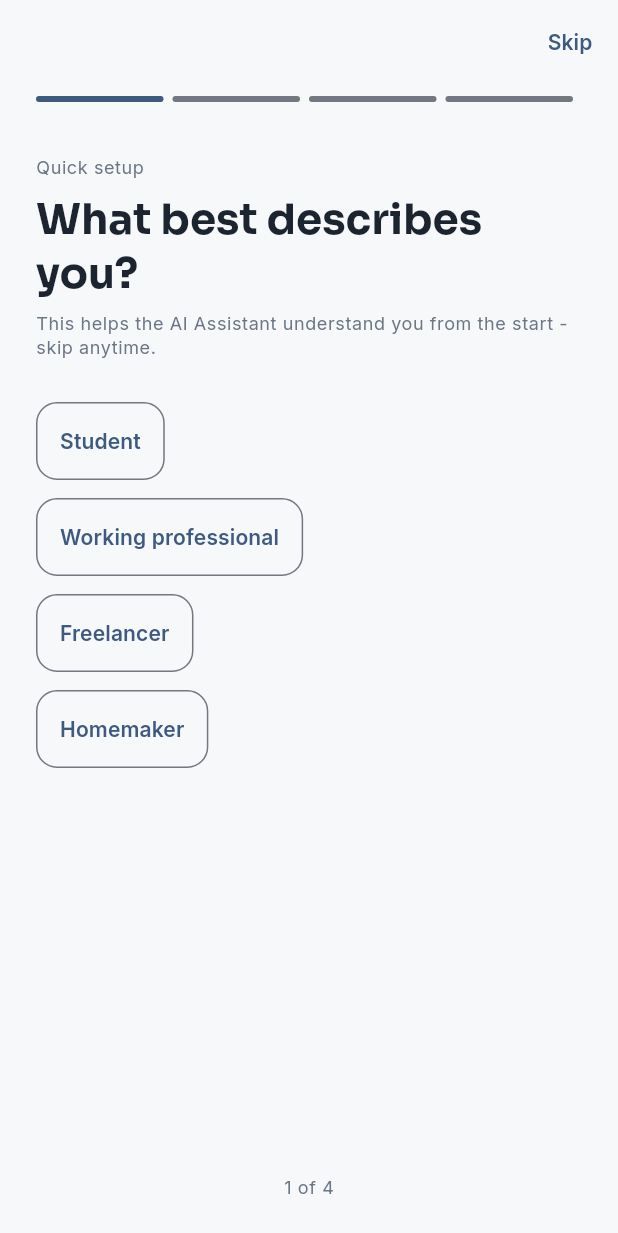
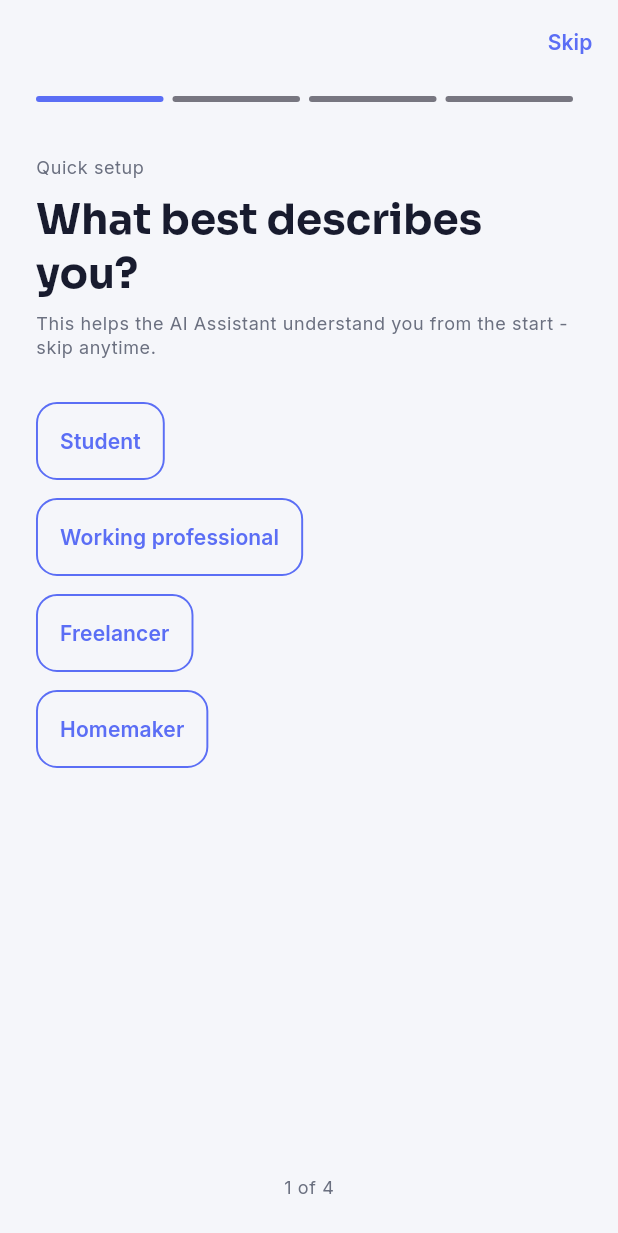
Before and after one commit to rehanmalek786/Ai-Life-Organizer, a Flutter app: the screen it shows once a user with an empty profile is signed in, on a phone screen of 412 x 824 dp. Shown: the top 1233 px of the screen. Run offline on Flutter 3.47's test engine with Material 3 defaults, Android fonts, the phone set to English and light mode, and no system bars; our stand-ins replace cloud_firestore, firebase_auth, firebase_core, fl_chart, flutter_local_notifications, flutter_secure_storage and 7 more; accounts and stored records are empty.

Commit message:
Refine color palette and update theme styles
Updated color palette and theme styles for better visual appeal and consistency. Adjusted primary, accent, and background colors along with button and card themes.

```diff
--- a/lib/theme/app_theme.dart
+++ b/lib/theme/app_theme.dart
@@ -3,33 +3,35 @@ import 'package:google_fonts/google_fonts.dart';
 
 /// Central design tokens for AI Life Organizer.
 ///
-/// Palette is a calm slate-blue paired with a warm coral accent -
-/// deliberately not the generic "purple Material default" or the
-/// cream+terracotta look that AI-generated apps tend to default to.
+/// A more refined, premium palette: vibrant indigo primary with a warm
+/// coral accent. Dark mode uses layered surface tones (not just one flat
+/// dark color) plus subtle borders instead of shadows, since shadows barely
+/// read on dark backgrounds - this is what was making the app feel flat.
 class AppColors {
   AppColors._();
 
-  static const Color primary = Color(0xFF3D5A80);
-  static const Color primaryLight = Color(0xFF6E88A8);
-  static const Color primaryDark = Color(0xFF27374F);
+  static const Color primary = Color(0xFF5B6EF5);
+  static const Color primaryLight = Color(0xFF8B97FF);
+  static const Color primaryDark = Color(0xFF3B47B8);
 
-  static const Color accent = Color(0xFFEE6C4D);
-  static const Color accentLight = Color(0xFFF4977E);
+  static const Color accent = Color(0xFFFF7A5C);
+  static const Color accentLight = Color(0xFFFFA084);
 
-  static const Color success = Color(0xFF52B788);
-  static const Color priorityHigh = Color(0xFFEE6C4D);
-  static const Color priorityMedium = Color(0xFFF4A259);
-  static const Color priorityLow = Color(0xFF61A5C2);
+  static const Color success = Color(0xFF3DD68C);
+  static const Color priorityHigh = Color(0xFFFF5470);
+  static const Color priorityMedium = Color(0xFFFFB648);
+  static const Color priorityLow = Color(0xFF4EC5E0);
 
-  static const Color bgLight = Color(0xFFF7F8FA);
+  static const Color bgLight = Color(0xFFF5F6FA);
   static const Color surfaceLight = Color(0xFFFFFFFF);
-  static const Color textLight = Color(0xFF1C2430);
-  static const Color subtleLight = Color(0xFF6B7686);
+  static const Color textLight = Color(0xFF181B2E);
+  static const Color subtleLight = Color(0xFF6B7080);
 
-  static const Color bgDark = Color(0xFF10131A);
-  static const Color surfaceDark = Color(0xFF1B1F2A);
-  static const Color textDark = Color(0xFFE8EAF0);
-  static const Color subtleDark = Color(0xFF9AA3B2);
+  static const Color bgDark = Color(0xFF0E1016);
+  static const Color surfaceDark = Color(0xFF1A1D2B);
+  static const Color surfaceDarkElevated = Color(0xFF242A42);
+  static const Color textDark = Color(0xFFF0F1F8);
+  static const Color subtleDark = Color(0xFFA0A4B8);
 }
 
 class AppTheme {
@@ -73,32 +75,56 @@ class AppTheme {
       ),
       cardTheme: CardThemeData(
         color: AppColors.surfaceLight,
-        elevation: 0,
+        elevation: 1.5,
+        shadowColor: Colors.black.withValues(alpha: 0.08),
+        surfaceTintColor: Colors.transparent,
         shape: RoundedRectangleBorder(borderRadius: BorderRadius.circular(18)),
         margin: EdgeInsets.zero,
       ),
       inputDecorationTheme: InputDecorationTheme(
         filled: true,
-        fillColor: AppColors.surfaceLight,
-        border: OutlineInputBorder(borderRadius: BorderRadius.circular(14), borderSide: BorderSide.none),
+        fillColor: Colors.white,
+        border: OutlineInputBorder(borderRadius: BorderRadius.circular(14), borderSide: BorderSide(color: Colors.black.withValues(alpha: 0.08))),
+        enabledBorder: OutlineInputBorder(borderRadius: BorderRadius.circular(14), borderSide: BorderSide(color: Colors.black.withValues(alpha: 0.08))),
+        focusedBorder: OutlineInputBorder(borderRadius: BorderRadius.circular(14), borderSide: const BorderSide(color: AppColors.primary, width: 1.6)),
         contentPadding: const EdgeInsets.symmetric(horizontal: 16, vertical: 14),
       ),
       elevatedButtonTheme: ElevatedButtonThemeData(
         style: ElevatedButton.styleFrom(
           backgroundColor: AppColors.primary,
           foregroundColor: Colors.white,
+          elevation: 2,
+          shadowColor: AppColors.primary.withValues(alpha: 0.4),
           padding: const EdgeInsets.symmetric(vertical: 16),
           shape: RoundedRectangleBorder(borderRadius: BorderRadius.circular(14)),
           textStyle: GoogleFonts.inter(fontWeight: FontWeight.w600, fontSize: 16),
         ),
       ),
+      outlinedButtonTheme: OutlinedButtonThemeData(
+        style: OutlinedButton.styleFrom(
+          foregroundColor: AppColors.primary,
+          side: const BorderSide(color: AppColors.primary, width: 1.3),
+          padding: const EdgeInsets.symmetric(vertical: 14, horizontal: 16),
+          shape: RoundedRectangleBorder(borderRadius: BorderRadius.circular(14)),
+        ),
+      ),
       floatingActionButtonTheme: const FloatingActionButtonThemeData(
         backgroundColor: AppColors.accent,
         foregroundColor: Colors.white,
+        elevation: 3,
+      ),
+      chipTheme: ChipThemeData(
+        backgroundColor: AppColors.primary.withValues(alpha: 0.08),
+        selectedColor: AppColors.primary,
+        labelStyle: const TextStyle(color: AppColors.textLight),
+        secondaryLabelStyle: const TextStyle(color: Colors.white),
+        side: BorderSide.none,
+        shape: RoundedRectangleBorder(borderRadius: BorderRadius.circular(20)),
       ),
       navigationBarTheme: NavigationBarThemeData(
         backgroundColor: AppColors.surfaceLight,
-        indicatorColor: AppColors.primary.withValues(alpha: 0.12),
+        indicatorColor: AppColors.primary.withValues(alpha: 0.14),
+        elevation: 2,
         labelTextStyle: WidgetStateProperty.all(GoogleFonts.inter(fontSize: 12, fontWeight: FontWeight.w600)),
       ),
       dividerTheme: const DividerThemeData(color: Color(0xFFE4E7EC), thickness: 1),
@@ -110,7 +136,7 @@ class AppTheme {
       seedColor: AppColors.primaryLight,
       brightness: Brightness.dark,
       primary: AppColors.primaryLight,
-      secondary: AppColors.accent,
+      secondary: AppColors.accentLight,
       surface: AppColors.surfaceDark,
     );
     return ThemeData(
@@ -129,34 +155,60 @@ class AppTheme {
       cardTheme: CardThemeData(
         color: AppColors.surfaceDark,
         elevation: 0,
-        shape: RoundedRectangleBorder(borderRadius: BorderRadius.circular(18)),
+        surfaceTintColor: Colors.transparent,
+        shape: RoundedRectangleBorder(
+          borderRadius: BorderRadius.circular(18),
+          side: BorderSide(color: Colors.white.withValues(alpha: 0.08)),
+        ),
         margin: EdgeInsets.zero,
       ),
       inputDecorationTheme: InputDecorationTheme(
         filled: true,
-        fillColor: AppColors.surfaceDark,
+        fillColor: AppColors.surfaceDarkElevated,
         border: OutlineInputBorder(borderRadius: BorderRadius.circular(14), borderSide: BorderSide.none),
+        enabledBorder: OutlineInputBorder(borderRadius: BorderRadius.circular(14), borderSide: BorderSide.none),
+        focusedBorder: OutlineInputBorder(borderRadius: BorderRadius.circular(14), borderSide: const BorderSide(color: AppColors.primaryLight, width: 1.6)),
         contentPadding: const EdgeInsets.symmetric(horizontal: 16, vertical: 14),
       ),
       elevatedButtonTheme: ElevatedButtonThemeData(
         style: ElevatedButton.styleFrom(
           backgroundColor: AppColors.primaryLight,
-          foregroundColor: Colors.white,
+          foregroundColor: const Color(0xFF12142B),
+          elevation: 2,
+          shadowColor: AppColors.primaryLight.withValues(alpha: 0.35),
           padding: const EdgeInsets.symmetric(vertical: 16),
           shape: RoundedRectangleBorder(borderRadius: BorderRadius.circular(14)),
-          textStyle: GoogleFonts.inter(fontWeight: FontWeight.w600, fontSize: 16),
+          textStyle: GoogleFonts.inter(fontWeight: FontWeight.w700, fontSize: 16),
+        ),
+      ),
+      outlinedButtonTheme: OutlinedButtonThemeData(
+        style: OutlinedButton.styleFrom(
+          foregroundColor: AppColors.primaryLight,
+          side: const BorderSide(color: AppColors.primaryLight, width: 1.3),
+          padding: const EdgeInsets.symmetric(vertical: 14, horizontal: 16),
+          shape: RoundedRectangleBorder(borderRadius: BorderRadius.circular(14)),
         ),
       ),
       floatingActionButtonTheme: const FloatingActionButtonThemeData(
-        backgroundColor: AppColors.accent,
-        foregroundColor: Colors.white,
+        backgroundColor: AppColors.accentLight,
+        foregroundColor: Color(0xFF2B1710),
+        elevation: 3,
+      ),
+      chipTheme: ChipThemeData(
+        backgroundColor: AppColors.surfaceDarkElevated,
+        selectedColor: AppColors.primaryLight,
+        labelStyle: const TextStyle(color: AppColors.textDark),
+        secondaryLabelStyle: const TextStyle(color: Color(0xFF12142B)),
+        side: BorderSide.none,
+        shape: RoundedRectangleBorder(borderRadius: BorderRadius.circular(20)),
       ),
       navigationBarTheme: NavigationBarThemeData(
         backgroundColor: AppColors.surfaceDark,
-        indicatorColor: AppColors.primaryLight.withValues(alpha: 0.18),
+        indicatorColor: AppColors.primaryLight.withValues(alpha: 0.2),
+        elevation: 2,
         labelTextStyle: WidgetStateProperty.all(GoogleFonts.inter(fontSize: 12, fontWeight: FontWeight.w600)),
       ),
-      dividerTheme: const DividerThemeData(color: Color(0xFF2A2F3B), thickness: 1),
+      dividerTheme: DividerThemeData(color: Colors.white.withValues(alpha: 0.08), thickness: 1),
     );
   }
 
```
